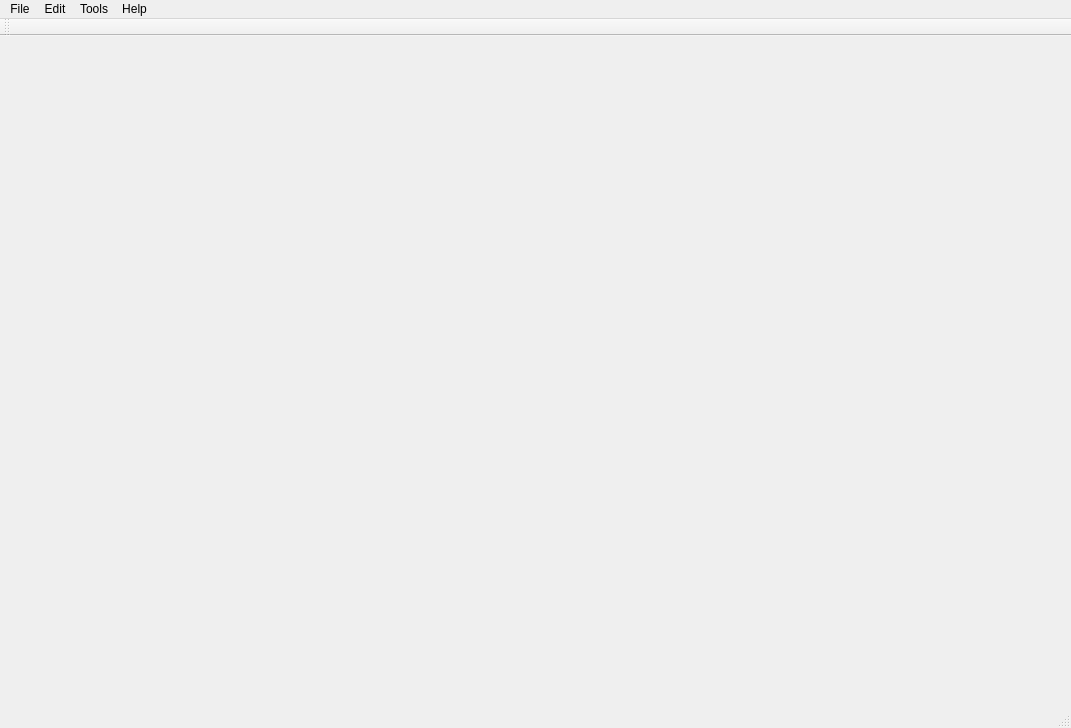
Above: mainwindow.ui from 0xMartin/QtBitmapEditor before the change. Below: the same form after it.
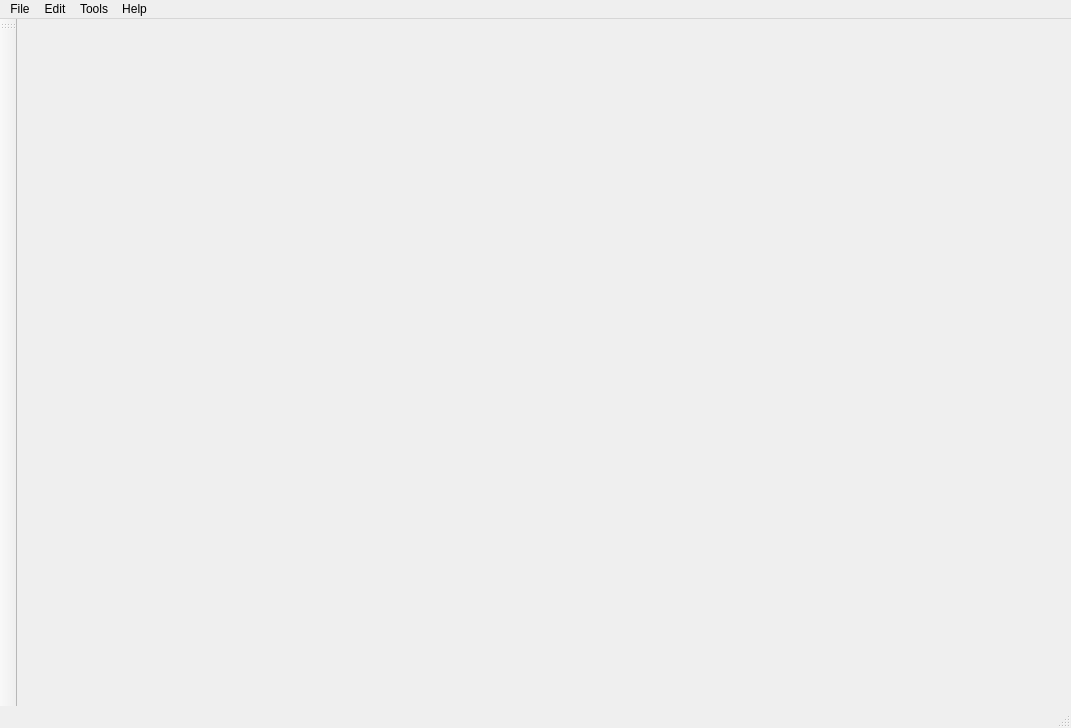
That is the form after the change. Icons and pictures are not drawn.

```diff
--- a/mainwindow.ui
+++ b/mainwindow.ui
@@ -81,8 +81,11 @@
    <property name="windowTitle">
     <string>Tool bar</string>
    </property>
+   <property name="orientation">
+    <enum>Qt::Vertical</enum>
+   </property>
    <attribute name="toolBarArea">
-    <enum>TopToolBarArea</enum>
+    <enum>LeftToolBarArea</enum>
    </attribute>
    <attribute name="toolBarBreak">
     <bool>false</bool>
```
